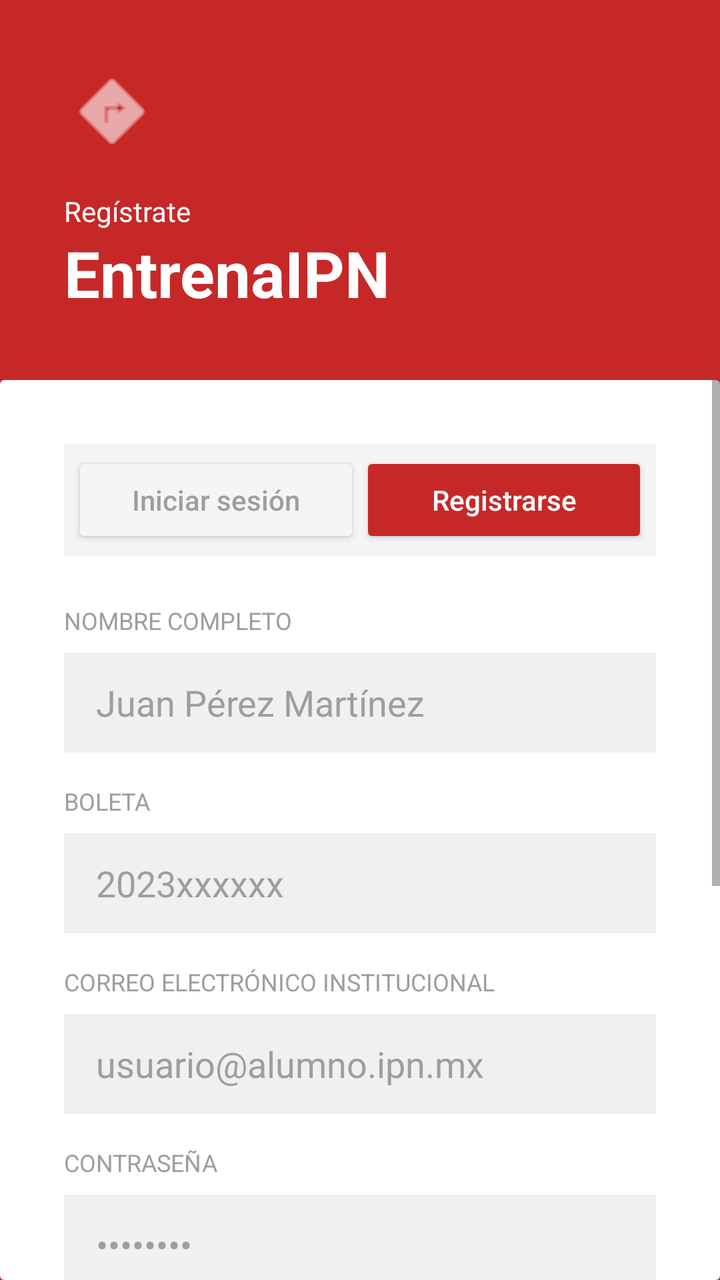
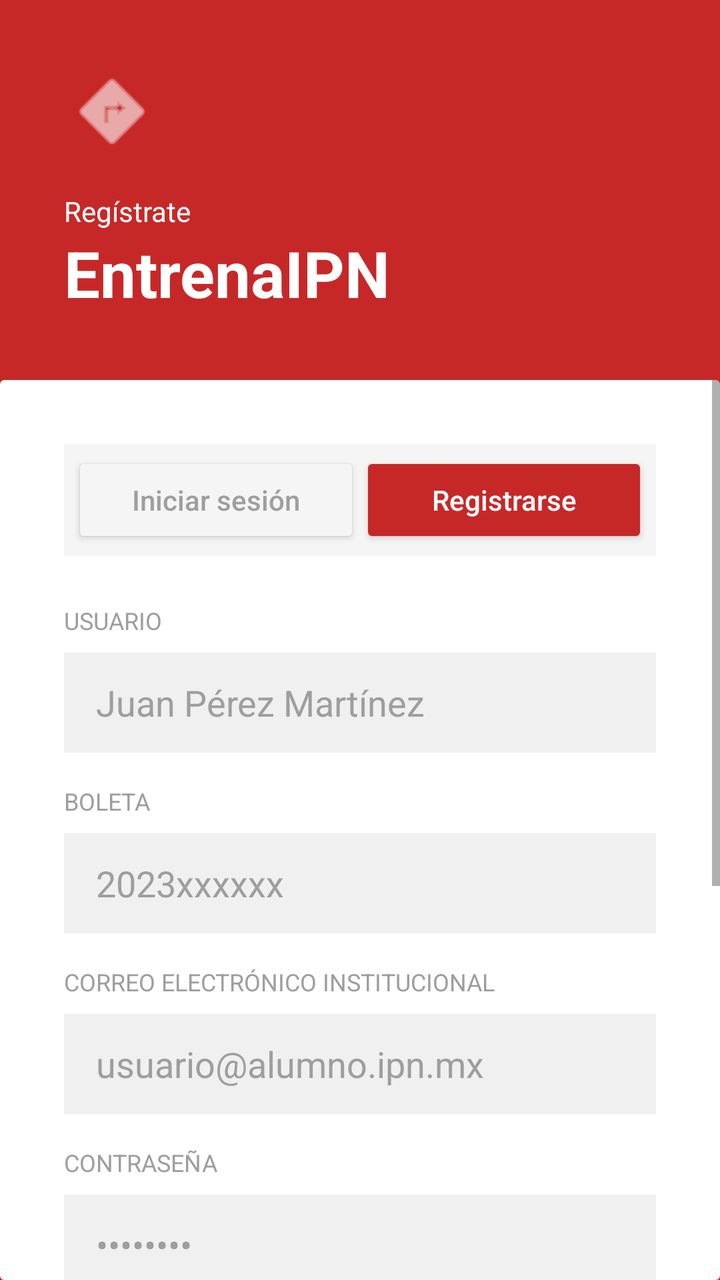

Two renders of the same Android screen: before a commit and after it. Below are the layout's source before the change and the commit's diff.
<!-- AndroidManifest.xml: application theme Theme.ActivaESCOM -->
<!-- res/layout/activity_registro.xml -->
<?xml version="1.0" encoding="utf-8"?>
<androidx.constraintlayout.widget.ConstraintLayout xmlns:android="http://schemas.android.com/apk/res/android"
    xmlns:app="http://schemas.android.com/apk/res-auto"
    android:id="@+id/main"
    android:layout_width="match_parent"
    android:layout_height="match_parent"
    android:background="@color/red_1">

    <ImageView
        android:id="@+id/ic_run"
        android:layout_width="48dp"
        android:layout_height="48dp"
        android:layout_margin="32dp"
        android:src="@android:drawable/ic_menu_directions"
        app:tint="@color/white"
        app:layout_constraintStart_toStartOf="parent"
        app:layout_constraintTop_toTopOf="parent" />

    <TextView
        android:id="@+id/tv_welcome"
        android:layout_width="wrap_content"
        android:layout_height="wrap_content"
        android:layout_marginStart="32dp"
        android:layout_marginTop="16dp"
        android:text="Regístrate"
        android:textColor="@color/white"
        android:textSize="14sp"
        app:layout_constraintStart_toStartOf="parent"
        app:layout_constraintTop_toBottomOf="@id/ic_run" />

    <TextView
        android:id="@+id/tv_title"
        android:layout_width="wrap_content"
        android:layout_height="wrap_content"
        android:layout_marginStart="32dp"
        android:text="EntrenaIPN"
        android:textColor="@color/white"
        android:textSize="32sp"
        android:textStyle="bold"
        app:layout_constraintStart_toStartOf="parent"
        app:layout_constraintTop_toBottomOf="@id/tv_welcome" />

    <androidx.cardview.widget.CardView
        android:layout_width="match_parent"
        android:layout_height="0dp"
        android:layout_marginTop="32dp"
        app:cardElevation="0dp"
        app:layout_constraintBottom_toBottomOf="parent"
        app:layout_constraintTop_toBottomOf="@id/tv_title">

        <ScrollView
            android:layout_width="match_parent"
            android:layout_height="match_parent">

            <LinearLayout
                android:layout_width="match_parent"
                android:layout_height="wrap_content"
                android:orientation="vertical"
                android:padding="32dp">

                
                <LinearLayout
                    android:layout_width="match_parent"
                    android:layout_height="wrap_content"
                    android:background="@color/gray_background"
                    android:orientation="horizontal"
                    android:padding="4dp">

                    <Button
                        android:id="@+id/btnTabLogin"
                        android:layout_width="0dp"
                        android:layout_height="wrap_content"
                        android:layout_weight="1"
                        android:backgroundTint="@color/gray_background"
                        android:elevation="0dp"
                        android:text="Iniciar sesión"
                        android:textAllCaps="false"
                        android:textColor="@color/gray_text" />

                    <Button
                        android:id="@+id/btnTabRegister"
                        android:layout_width="0dp"
                        android:layout_height="wrap_content"
                        android:layout_weight="1"
                        android:backgroundTint="@color/red_1"
                        android:text="Registrarse"
                        android:textAllCaps="false"
                        android:textColor="@color/white" />
                </LinearLayout>

                
                <TextView
                    android:layout_width="wrap_content"
                    android:layout_height="wrap_content"
                    android:layout_marginTop="24dp"
                    android:text="NOMBRE COMPLETO"
                    android:textColor="@color/gray_text"
                    android:textSize="12sp" />

                <EditText
                    android:id="@+id/etNombre"
                    android:layout_width="match_parent"
                    android:layout_height="50dp"
                    android:layout_marginTop="8dp"
                    android:background="#F0F0F0"
                    android:hint="Juan Pérez Martínez"
                    android:inputType="textPersonName"
                    android:paddingHorizontal="16dp"
                    android:textColorHint="@color/text_gray"/>

                
                <TextView
                    android:layout_width="wrap_content"
                    android:layout_height="wrap_content"
                    android:layout_marginTop="16dp"
                    android:text="BOLETA"
                    android:textColor="@color/gray_text"
                    android:textSize="12sp" />

                <EditText
                    android:id="@+id/etBoleta"
                    android:layout_width="match_parent"
                    android:layout_height="50dp"
                    android:layout_marginTop="8dp"
                    android:background="#F0F0F0"
                    android:hint="2023xxxxxx"
                    android:inputType="number"
                    android:paddingHorizontal="16dp"
                    android:textColorHint="@color/text_gray"/>

                
                <TextView
                    android:layout_width="wrap_content"
                    android:layout_height="wrap_content"
                    android:layout_marginTop="16dp"
                    android:text="CORREO ELECTRÓNICO INSTITUCIONAL"
                    android:textColor="@color/gray_text"
                    android:textSize="12sp" />

                <EditText
                    android:id="@+id/etEmail"
                    android:layout_width="match_parent"
                    android:layout_height="50dp"
                    android:layout_marginTop="8dp"
                    android:background="#F0F0F0"
                    android:hint="usuario@alumno.ipn.mx"
                    android:inputType="textEmailAddress"
                    android:paddingHorizontal="16dp"
                    android:textColorHint="@color/text_gray"/>

                
                <TextView
                    android:layout_width="wrap_content"
                    android:layout_height="wrap_content"
                    android:layout_marginTop="16dp"
                    android:text="CONTRASEÑA"
                    android:textColor="@color/gray_text"
                    android:textSize="12sp" />

                <EditText
                    android:id="@+id/etPassword"
                    android:layout_width="match_parent"
                    android:layout_height="50dp"
                    android:layout_marginTop="8dp"
                    android:background="#F0F0F0"
                    android:hint="••••••••"
                    android:inputType="textPassword"
                    android:paddingHorizontal="16dp"
                    android:textColorHint="@color/text_gray"/>

                
                <TextView
                    android:layout_width="wrap_content"
                    android:layout_height="wrap_content"
                    android:layout_marginTop="16dp"
                    android:text="CONFIRMAR CONTRASEÑA"
                    android:textColor="@color/gray_text"
                    android:textSize="12sp" />

                <EditText
                    android:id="@+id/etPasswordConfirm"
                    android:layout_width="match_parent"
                    android:layout_height="50dp"
                    android:layout_marginTop="8dp"
                    android:background="#F0F0F0"
                    android:hint="••••••••"
                    android:inputType="textPassword"
                    android:paddingHorizontal="16dp"
                    android:textColorHint="@color/text_gray"/>

                
                <TextView
                    android:layout_width="match_parent"
                    android:layout_height="wrap_content"
                    android:layout_marginTop="24dp"
                    android:gravity="center"
                    android:text="— o continúa con —"
                    android:textColor="@color/gray_text"
                    android:textSize="12sp" />

                <LinearLayout
                    android:layout_width="match_parent"
                    android:layout_height="wrap_content"
                    android:layout_marginTop="16dp"
                    android:gravity="center"
                    android:orientation="horizontal">

                    <Button
                        android:layout_width="60dp"
                        android:layout_height="wrap_content"
                        android:layout_marginEnd="16dp"
                        android:backgroundTint="@color/white"
                        android:text="G"
                        android:textColor="@color/red_3" />

                    <Button
                        android:layout_width="60dp"
                        android:layout_height="wrap_content"
                        android:layout_marginEnd="16dp"
                        android:backgroundTint="@color/white"
                        android:text="f"
                        android:textColor="#1877F2" />

                    <Button
                        android:layout_width="60dp"
                        android:layout_height="wrap_content"
                        android:backgroundTint="@color/white"
                        android:text="✦"
                        android:textColor="@color/black" />
                </LinearLayout>

                
                <Button
                    android:id="@+id/btnRegistrar"
                    android:layout_width="match_parent"
                    android:layout_height="60dp"
                    android:layout_marginTop="24dp"
                    android:backgroundTint="@color/red_1"
                    android:text="CREAR CUENTA"
                    android:textColor="@color/white"
                    android:textStyle="bold" />

                <TextView
                    android:id="@+id/tvYaTienesCuenta"
                    android:layout_width="match_parent"
                    android:layout_height="wrap_content"
                    android:layout_marginTop="16dp"
                    android:gravity="center"
                    android:text="¿Ya tienes cuenta? Inicia sesión"
                    android:textColor="@color/gray_text"
                    android:textSize="12sp" />

            </LinearLayout>
        </ScrollView>
    </androidx.cardview.widget.CardView>

</androidx.constraintlayout.widget.ConstraintLayout>
<!-- resources referenced by this layout -->
<resources>
  <color name="black">#FF000000</color>
  <color name="gray_background">#F5F5F5</color>
  <color name="gray_text">#9E9E9E</color>
  <color name="red_1">#C62828</color>
  <color name="red_3">#EF5350</color>
  <color name="text_gray">#9E9E9E</color>
  <color name="white">#FFFFFFFF</color>
  <style name="Theme.ActivaESCOM" parent="Base.Theme.ActivaESCOM">
      </style>
  <style name="Base.Theme.ActivaESCOM" parent="Theme.MaterialComponents.DayNight.NoActionBar">
      </style>
</resources>

<!-- the commit's change to res/layout/activity_registro.xml (unified diff, before → after) -->
@@ -93,7 +93,7 @@
                     android:layout_width="wrap_content"
                     android:layout_height="wrap_content"
                     android:layout_marginTop="24dp"
-                    android:text="NOMBRE COMPLETO"
+                    android:text="USUARIO"
                     android:textColor="@color/gray_text"
                     android:textSize="12sp" />
 
